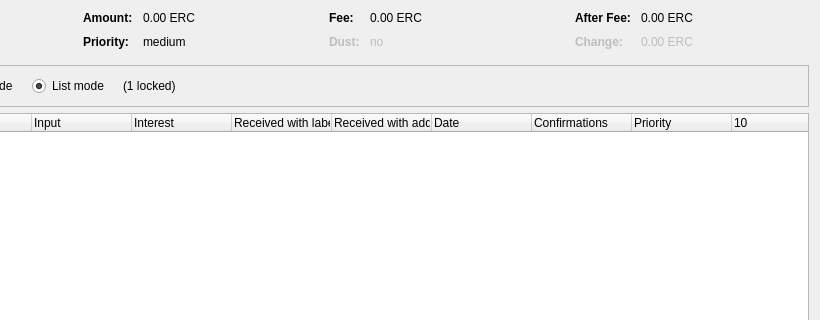
Before: the Qt Designer form src/qt/forms/coincontroldialog.ui in EuropecoinEUORG/Europecoin-V3, drawn with Qt 5; both pictures show x 180 to 1000 and y 0 to 320 of the 1000 by 500 pixel window.
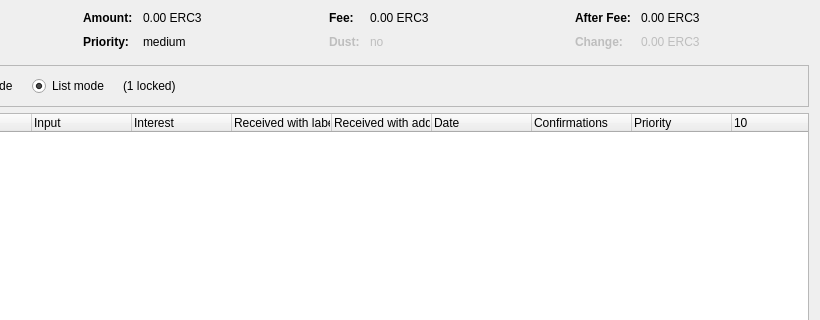
After: the same form once the commit is applied. Custom widgets are drawn as their Qt base class.

Patch:
```diff
--- a/src/qt/forms/coincontroldialog.ui
+++ b/src/qt/forms/coincontroldialog.ui
@@ -132,7 +132,7 @@
           <enum>Qt::ActionsContextMenu</enum>
          </property>
          <property name="text">
-          <string notr="true">0.00 ERC</string>
+          <string notr="true">0.00 ERC3</string>
          </property>
          <property name="textInteractionFlags">
           <set>Qt::LinksAccessibleByMouse|Qt::TextSelectableByKeyboard|Qt::TextSelectableByMouse</set>
@@ -206,7 +206,7 @@
           <enum>Qt::ActionsContextMenu</enum>
          </property>
          <property name="text">
-          <string notr="true">0.00 ERC</string>
+          <string notr="true">0.00 ERC3</string>
          </property>
          <property name="textInteractionFlags">
           <set>Qt::LinksAccessibleByMouse|Qt::TextSelectableByKeyboard|Qt::TextSelectableByMouse</set>
@@ -286,7 +286,7 @@
           <enum>Qt::ActionsContextMenu</enum>
          </property>
          <property name="text">
-          <string notr="true">0.00 ERC</string>
+          <string notr="true">0.00 ERC3</string>
          </property>
          <property name="textInteractionFlags">
           <set>Qt::LinksAccessibleByMouse|Qt::TextSelectableByKeyboard|Qt::TextSelectableByMouse</set>
@@ -321,7 +321,7 @@
           <enum>Qt::ActionsContextMenu</enum>
          </property>
          <property name="text">
-          <string notr="true">0.00 ERC</string>
+          <string notr="true">0.00 ERC3</string>
          </property>
          <property name="textInteractionFlags">
           <set>Qt::LinksAccessibleByMouse|Qt::TextSelectableByKeyboard|Qt::TextSelectableByMouse</set>
```
